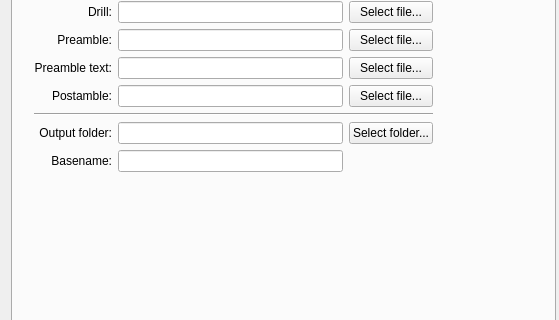
The window that mainwindow.ui (pcb2gcode/pcb2gcodeGUI) describes before a commit, drawn with Qt 5; both pictures show x 0 to 559 and y 160 to 480 of the 907 by 709 pixel window.
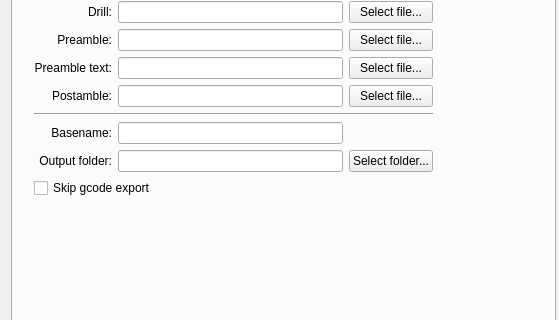
The same window after the commit. The open tabs and pages were chosen to show the change.

Commit message: Add no-export to Input/Output options

Patch:
```diff
--- a/mainwindow.ui
+++ b/mainwindow.ui
@@ -317,6 +317,29 @@
             </widget>
            </item>
            <item row="8" column="0">
+            <widget class="QLabel" name="basenameLabel">
+            <property name="toolTip">
+              <string>&lt;html&gt;&lt;head/&gt;&lt;body&gt;&lt;p&gt;Prefix for default output file names&lt;/p&gt;&lt;/body&gt;&lt;/html&gt;</string>
+             </property>
+             <property name="text">
+              <string>Basename:</string>
+             </property>
+             <property name="alignment">
+              <set>Qt::AlignRight|Qt::AlignTrailing|Qt::AlignVCenter</set>
+             </property>
+             <property name="buddy">
+              <cstring>basenameLineEdit</cstring>
+             </property>
+            </widget>
+           </item>
+           <item row="8" column="1">
+            <widget class="QLineEdit" name="basenameLineEdit">
+             <property name="toolTip">
+              <string>&lt;html&gt;&lt;head/&gt;&lt;body&gt;&lt;p&gt;Prefix for default output file names&lt;/p&gt;&lt;/body&gt;&lt;/html&gt;</string>
+             </property>
+            </widget>
+           </item>
+           <item row="9" column="0">
             <widget class="QLabel" name="outputDirLabel">
              <property name="toolTip">
               <string>&lt;html&gt;&lt;head/&gt;&lt;body&gt;&lt;p&gt;Output folder where the output files will be created&lt;/p&gt;&lt;/body&gt;&lt;/html&gt;</string>
@@ -332,14 +355,14 @@
              </property>
             </widget>
            </item>
-           <item row="8" column="1">
+           <item row="9" column="1">
             <widget class="QLineEdit" name="outputDirLineEdit">
              <property name="toolTip">
               <string>&lt;html&gt;&lt;head/&gt;&lt;body&gt;&lt;p&gt;Output folder where the output files will be created&lt;/p&gt;&lt;/body&gt;&lt;/html&gt;</string>
              </property>
             </widget>
            </item>
-           <item row="8" column="2">
+           <item row="9" column="2">
             <widget class="QPushButton" name="outputDirPushButton">
              <property name="toolTip">
               <string>&lt;html&gt;&lt;head/&gt;&lt;body&gt;&lt;p&gt;Output folder where the output files will be created&lt;/p&gt;&lt;/body&gt;&lt;/html&gt;</string>
@@ -349,30 +372,17 @@
              </property>
             </widget>
            </item>
-           <item row="9" column="0">
-            <widget class="QLabel" name="basenameLabel">
+           <item row="10" column="0" colspan="2">
+            <widget class="QCheckBox" name="noExportCheckBox">
             <property name="toolTip">
               <string>&lt;html&gt;&lt;head/&gt;&lt;body&gt;&lt;p&gt;Prefix for default output file names&lt;/p&gt;&lt;/body&gt;&lt;/html&gt;</string>
              </property>
              <property name="text">
-              <string>Basename:</string>
+              <string>Skip gcode export</string>
              </property>
-             <property name="alignment">
-              <set>Qt::AlignRight|Qt::AlignTrailing|Qt::AlignVCenter</set>
-             </property>
-             <property name="buddy">
-              <cstring>basenameLineEdit</cstring>
-             </property>
             </widget>
            </item>
-           <item row="9" column="1">
-            <widget class="QLineEdit" name="basenameLineEdit">
-             <property name="toolTip">
-              <string>&lt;html&gt;&lt;head/&gt;&lt;body&gt;&lt;p&gt;Prefix for default output file names&lt;/p&gt;&lt;/body&gt;&lt;/html&gt;</string>
-             </property>
-            </widget>
-           </item>
-           <item row="10" column="0" colspan="3">
+           <item row="11" column="0" colspan="3">
             <spacer name="verticalSpacer_2">
              <property name="orientation">
               <enum>Qt::Vertical</enum>
```
Left out of the diff: 2 changed lines with no effect on the pictures. The commit also changes 2 other files.
